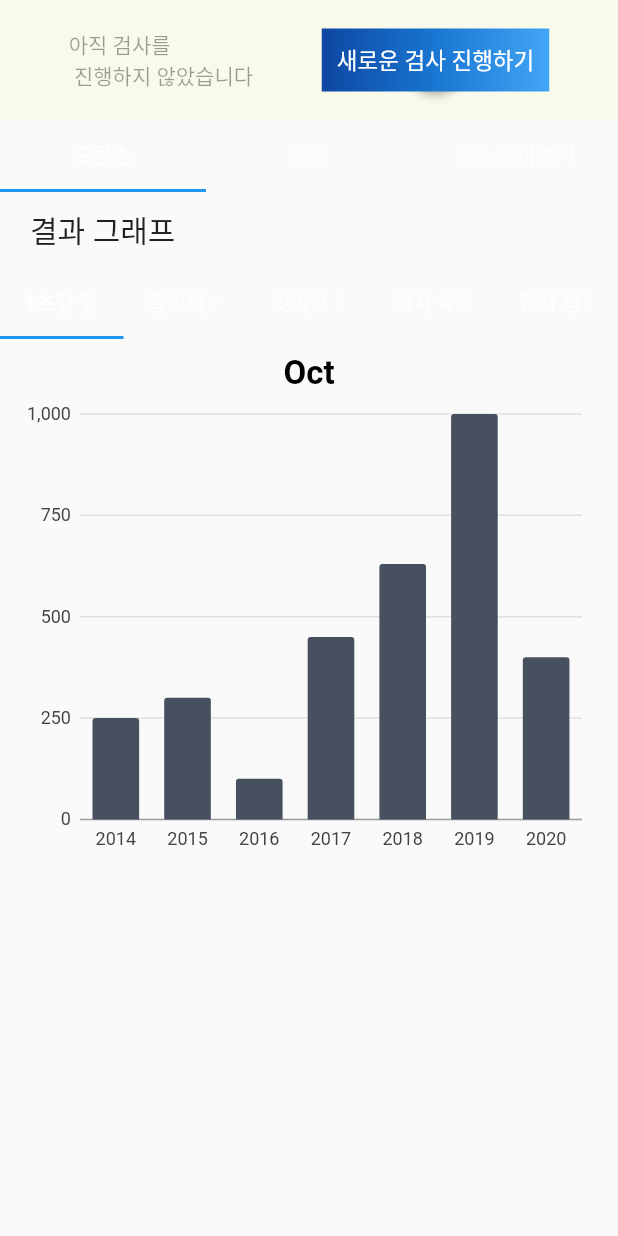
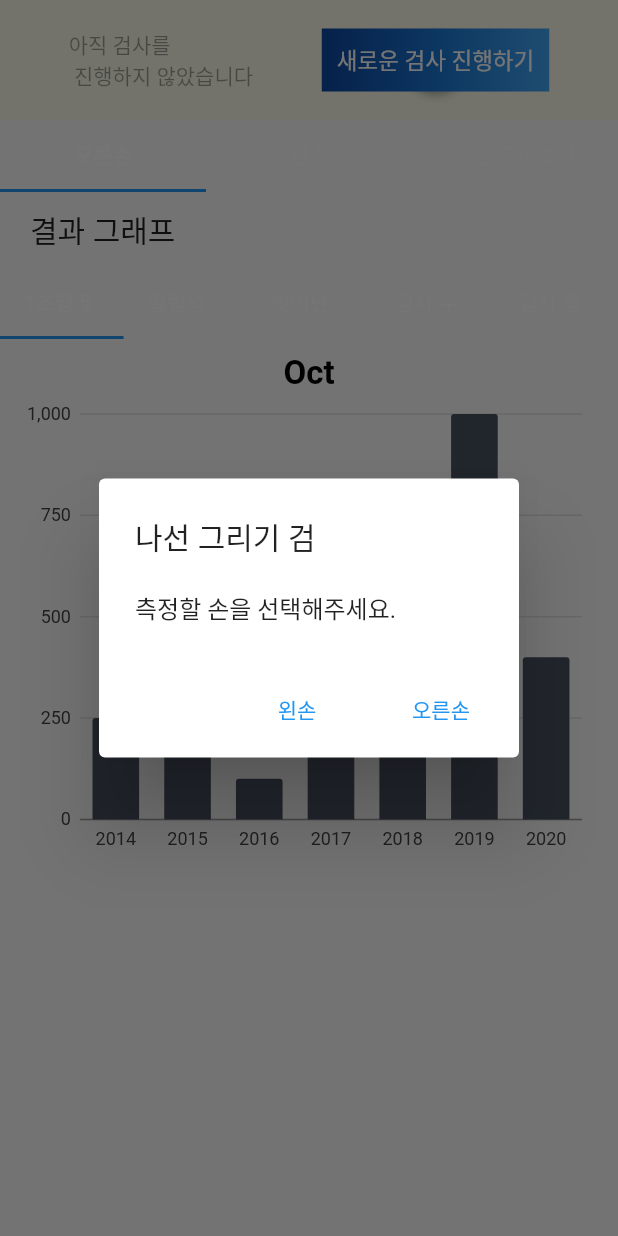
Before and after one commit to YunHyunJin/oneday_commit4, a Flutter app: what mlkit() shows on an empty page, opened directly, after a tap on "새로운 검사 진행하기", on a phone screen of 412 x 824 dp. Run offline on Flutter 3.47's test engine with Material 2 defaults, Android fonts, the phone set to English and light mode, and no system bars; our stand-ins replace charts_flutter, convex_bottom_bar, firebase_auth, flutter_signin_button, google_sign_in, pdf; missing offline and left inert: flutter_full_pdf_viewer; accounts and stored records are empty.

Commit message:
1/13 commit

```diff
--- a/lib/tabs/mlkit.dart
+++ b/lib/tabs/mlkit.dart
@@ -1,8 +1,11 @@
 import 'package:flutter/material.dart';
+import 'package:flutter/services.dart';
+import 'package:kkk/array/test.dart';
 import 'package:kkk/tabs/apitab.dart';
 
 import 'graph.dart';
 import 'pdf.dart';
+enum WhyFarther { harder, smarter, selfStarter, tradingCharter }
 
 class mlkit extends StatefulWidget {
   @override
@@ -80,6 +83,10 @@ class _mlkitState extends State<mlkit> {
   //   );
   // }
   Widget build(BuildContext context) {
+    SystemChrome.setPreferredOrientations([
+      DeviceOrientation.portraitDown,
+      DeviceOrientation.portraitUp,
+    ]);
     return ListView(children: [
       Container(
           color: Color(0xFFFFF00),
@@ -89,7 +96,13 @@ class _mlkitState extends State<mlkit> {
             children: [
               Text("아직 검사를\n 진행하지 않았습니다", style: TextStyle(color: Colors.black38),),
               RaisedButton(
-                onPressed: () {},
+                onPressed: () {
+                  showDialog(
+                    context: context,
+                    builder: (BuildContext context) => _buildPopupDialog(context),
+                  );
+
+                },
                 textColor: Colors.white,
                 padding: const EdgeInsets.all(0.0),
                 shape:  CircleBorder(),
@@ -138,4 +151,37 @@ class _mlkitState extends State<mlkit> {
           ))
     ]);
   }
+  Widget _buildPopupDialog(BuildContext context) {
+    return new AlertDialog(
+      title: const Text('나선 그리기 검'),
+      content: new Column(
+        mainAxisSize: MainAxisSize.min,
+        crossAxisAlignment: CrossAxisAlignment.start,
+        children: <Widget>[
+          Text("측정할 손을 선택해주세요."),
+        ],
+      ),
+      actions: <Widget>[
+        FlatButton(
+          onPressed: () {
+            Navigator.push(
+              context,
+              MaterialPageRoute(builder: (context) => test()),
+            );          },
+          textColor: Colors.blue,
+          child: Text('왼손'),
+        ),
+        FlatButton(
+          onPressed: () {
+            Navigator.push(
+              context,
+              MaterialPageRoute(builder: (context) => test()),
+            );
+            },
+          textColor: Colors.blue,
+          child: Text('오른손'),
+        ),
+      ],
+    );
+  }
 }
--- a/pubspec.yaml
+++ b/pubspec.yaml
@@ -30,6 +30,7 @@ dependencies:
   google_fonts: ^1.1.1
   convex_bottom_bar: ^2.6.0
   charts_flutter: ^0.9.0
+  fluttertoast: ^7.1.6
 
   pdf: ^1.13.0
   flutter_full_pdf_viewer: ^1.0.6
```
Also changed, not shown: lib/array/test.dart (added, +34 -0 lines), pubspec.lock.
